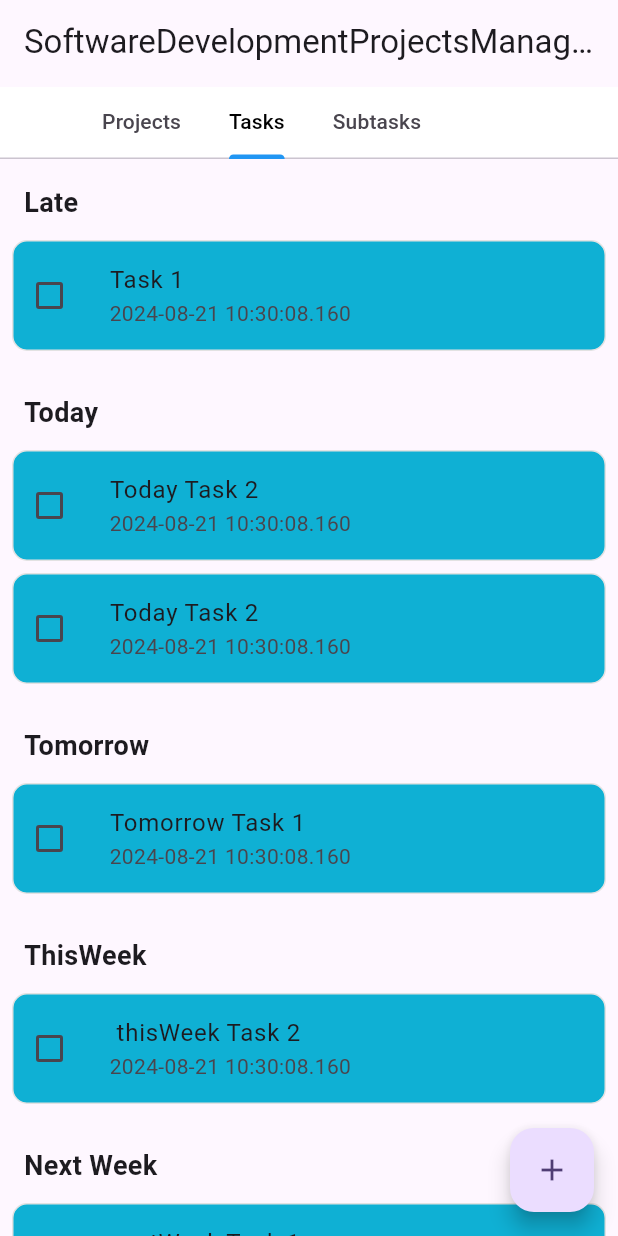
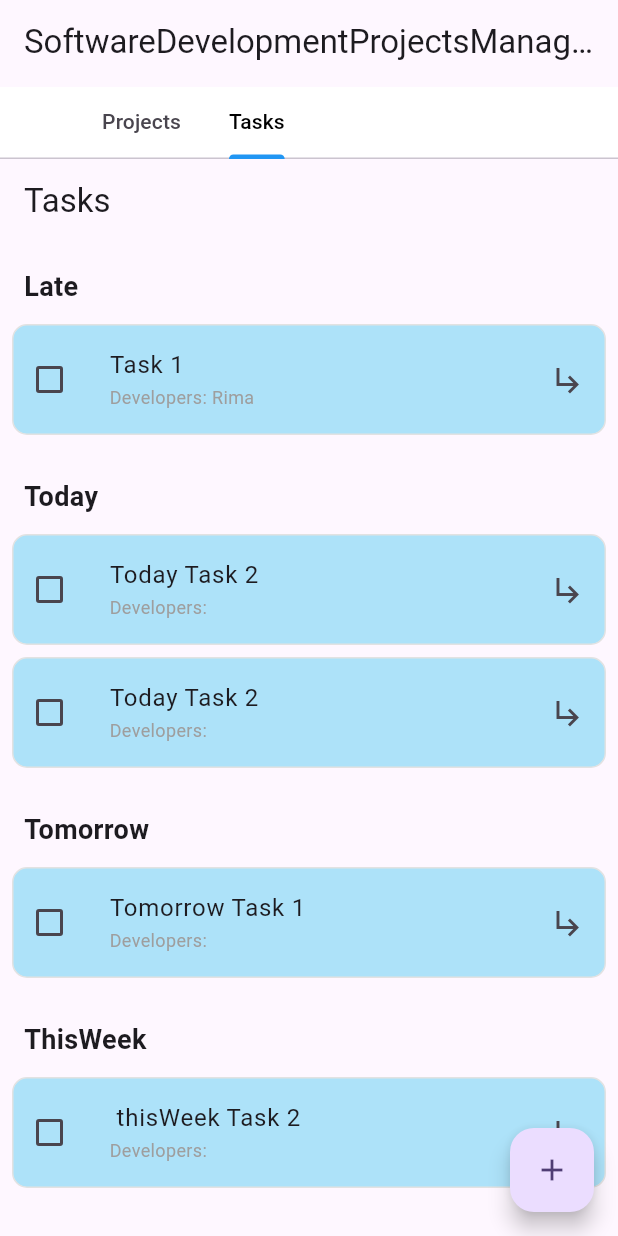
Before and after one commit to rimabouazra/DevelopmentProjectsManager, a Flutter app: the screen it shows after launch, tab 2 chosen, on a phone screen of 412 x 824 dp. Run offline on Flutter 3.47's test engine with Material 3 defaults, Android fonts, the phone set to English and light mode, and no system bars; our stand-ins replace table_calendar; missing offline and left inert: dart_date.

Commit message:
Add new features and updates for project and task management

```diff
--- a/frontend/lib/main.dart
+++ b/frontend/lib/main.dart
@@ -1,9 +1,13 @@
 import 'package:flutter/material.dart';
+import 'package:frontend/model/Task.dart';
+import 'package:frontend/provider/DeveloperModel.dart';
 import 'package:frontend/provider/ProjectModel.dart';
 import 'package:frontend/provider/TaskModel.dart';
 import 'package:frontend/view/AddTasksView.dart';
-import 'package:frontend/view/ListProjectsView.dart';
 import 'package:frontend/view/ListTasksView.dart';
+import 'package:frontend/view/SubtasksView.dart';
+import 'package:frontend/view/createProjectView.dart';
+import 'package:frontend/widget/ListProjectWidget.dart';
 import 'package:provider/provider.dart';
 
 void main() {
@@ -12,6 +16,7 @@ void main() {
       providers: [
         ChangeNotifierProvider(create: (context) => TaskModel()),
         ChangeNotifierProvider(create: (_) => ProjectModel()),
+        ChangeNotifierProvider(create: (_) => DeveloperModel()),
       ],
       child: const MyApp(),
     ),
@@ -32,11 +37,15 @@ class MyApp extends StatelessWidget {
         useMaterial3: true,
       ),
       routes: {
-        "ListTasks":(context)=>ListTasksView(),
-        "addTasks":(context)=>AddTasksView(),
-        "ListProjects": (context) => ListProjectsView(),
+        "ListTasks": (context) => ListTasksView(),
+        "addTasks": (context) => AddTasksView(),
+        "ListProjects": (context) => ListProjectsWidget(),
+        "CreateProject": (context) => CreateProjectView(),
+        'viewTaskDetails': (context) => SubtasksView(
+              task: ModalRoute.of(context)!.settings.arguments as Task,
+            ),
       },
-      home:ListTasksView(),
+      home: ListTasksView(),
     );
   }
 }
--- a/frontend/lib/model/Project.dart
+++ b/frontend/lib/model/Project.dart
@@ -1,10 +1,12 @@
 import 'package:frontend/model/Task.dart';
+import 'package:frontend/model/User.dart';
 
 class Project {
   String projectId;
   String title;
   String description;
   List<Task> tasks;
+  final List<User> developers;
 
-  Project(this.projectId,this.title, this.description, this.tasks);
+  Project(this.projectId,this.title, this.description, this.tasks ,this.developers);
 }
--- /dev/null
+++ b/frontend/lib/model/Subtask.dart
@@ -0,0 +1,33 @@
+import 'package:flutter/material.dart';
+import 'package:frontend/model/Comment.dart';
+
+class Subtask {
+  final String id;
+  final String title;
+  final bool isCompleted;
+  final List<Comment> comments;
+  bool status;
+
+  Subtask({
+    required this.id,
+    required this.title,
+    this.isCompleted = false,
+    this.comments = const [],
+    this.status=false,
+  });
+
+  void addComment(Comment comment) {
+    comments.add(comment);
+  }
+
+  void addCommentToSubtask(Subtask subtask, String developerId, String text) {
+  final comment = Comment(
+    id: UniqueKey().toString(),
+    developerId: developerId,
+    text: text,
+    timestamp: DateTime.now(),
+  );
+  subtask.addComment(comment);
+}
+
+}
--- a/frontend/lib/model/Task.dart
+++ b/frontend/lib/model/Task.dart
@@ -1,3 +1,5 @@
+import 'package:frontend/model/Subtask.dart';
+
 class Task {
   String? id;
   String title;
@@ -5,6 +7,8 @@ class Task {
   bool status;
   String description;
   DateTime deadline;
+  List<Subtask> subtasks;
+  List<String> developerNames;
 
-  Task(this.id,this.title,this.projectId,this.status,this.description,this.deadline);
+  Task(this.id,this.title,this.projectId,this.status,this.description,this.deadline,this.subtasks,this.developerNames);
 }
--- /dev/null
+++ b/frontend/lib/provider/DeveloperModel.dart
@@ -0,0 +1,20 @@
+import 'package:flutter/material.dart';
+import '../model/User.dart';
+
+class DeveloperModel extends ChangeNotifier {
+  final List<User> developers = [];
+
+  List<User> getDevelopers() {
+    return developers.where((user) => user.role == 'Developer').toList();
+  }
+
+  void addDeveloper(User developer) {
+    developers.add(developer);
+    notifyListeners();
+  }
+
+  void removeDeveloper(String developerId) {
+    developers.removeWhere((dev) => dev.idUtilisateur == developerId);
+    notifyListeners();
+  }
+}
--- a/frontend/lib/provider/TaskModel.dart
+++ b/frontend/lib/provider/TaskModel.dart
@@ -4,56 +4,94 @@ import 'package:frontend/model/Task.dart';
 import 'package:frontend/library/globals.dart' as globals;
 
 class TaskModel extends ChangeNotifier {
-   final Map<String,List<Task>> tasks = {
-    globals.Late:[Task("1","Task 1","1",false,"Create Provider",DateTime.now().add(Duration(days: 1)))],
-    globals.today:[Task("2","Today Task 2","2",false,"Create Provider",DateTime.now().add(Duration(days: 1))),Task("1","Today Task 2 ","2",false,"Create Provider",DateTime.now().add(Duration(days: 1)))],
-    globals.tomorrow:[Task("2","Tomorrow Task 1","1",false,"Create Provider",DateTime.now().add(Duration(days: 1)))],
-    globals.thisWeek:[Task("2"," thisWeek Task 2","2",false,"Create Provider",DateTime.now().add(Duration(days: 1)))],
-    globals.nextWeek:[Task("1","nextWeek Task 1","1",false,"Create Provider",DateTime.now().add(Duration(days: 1)))],
-    globals.thisMonth:[Task("1","Task 2","2",false,"Create Provider",DateTime.now().add(Duration(days: 1)))],
-    globals.later:[Task("1","Task 1","1",false,"Create Provider",DateTime.now().add(Duration(days: 1)))],
+  final Map<String, List<Task>> tasks = {
+    globals.Late: [
+      Task("1", "Task 1", "1", false, "Task's Descriptoion",
+          DateTime.now().add(Duration(days: 1)),[],["Rima"])
+    ],
+    globals.today: [
+      Task("2", "Today Task 2", "2", false, "Task's Descriptoion",
+          DateTime.now().add(Duration(days: 1)),[],[]),
+      Task("1", "Today Task 2 ", "2", false, "Task's Descriptoion",
+          DateTime.now().add(Duration(days: 1)),[],[])
+    ],
+    globals.tomorrow: [
+      Task("2", "Tomorrow Task 1", "1", false, "Task's Descriptoion",
+          DateTime.now().add(Duration(days: 1)),[],[])
+    ],
+    globals.thisWeek: [
+      Task("2", " thisWeek Task 2", "2", false, "Task's Descriptoion",
+          DateTime.now().add(Duration(days: 1)),[],[])
+    ],
+    globals.nextWeek: [
+      Task("1", "nextWeek Task 1", "1", false, "Task's Descriptoion",
+          DateTime.now().add(Duration(days: 1)),[],[])
+    ],
+    globals.thisMonth: [
+      Task("1", "Task 2", "2", false, "Task's Descriptoion",
+          DateTime.now().add(Duration(days: 1)),[],["Rima"])
+    ],
+    globals.later: [
+      Task("1", "Task 1", "1", false, "Task's Descriptoion",
+          DateTime.now().add(Duration(days: 1)),[],["Rima","Rima"])
+    ],
   };
-  Map<String,List<Task>> get items => tasks;
+  Map<String, List<Task>> get items => tasks;
 
   final Map<String, List<Task>> tasksByProject = {};
 
   List<Task> getTasksByProject(String projectId) {
-    return tasksByProject[projectId] ?? [];
+    return tasks.values
+        .expand((taskList) => taskList)
+        .where((task) => task.projectId == projectId)
+        .toList();
   }
 
   int countTasksByDay(DateTime _datetime) {
-    String _key = guessTodoKeyFromDate(_datetime);
-    if(tasks.containsKey(_key)){
-      tasks[_key]!.where((task) =>
-      task.deadline.day== _datetime.day &&
-          task.deadline.month== _datetime.month &&
-          task.deadline.year== _datetime.year
-      ).length;
-    }
-    return 0 ;
+  String _key = guessTodoKeyFromDate(_datetime);
+  if (tasks.containsKey(_key)) {
+    return tasks[_key]!
+        .where((task) =>
+            task.deadline.day == _datetime.day &&
+            task.deadline.month == _datetime.month &&
+            task.deadline.year == _datetime.year)
+        .length;
   }
+  return 0;
+}
 
-  void add(Task _task){
+
+  void add(Task _task) {
     String _key = guessTodoKeyFromDate(_task.deadline);
-    if(tasks.containsKey(_key)){
+    if (tasks.containsKey(_key)) {
       tasks[_key]!.add(_task);
       notifyListeners();
     }
   }
 
- void markAsDone(String key,int index){
-  tasks[key]![index].status=true;
-  notifyListeners();
- }
+  void markAsDone(String key, int index) {
+    tasks[key]![index].status = true;
+    notifyListeners();
+  }
 
   String guessTodoKeyFromDate(DateTime deadline) {
-    if(deadline.isPast && !deadline.isToday){return globals.Late;}
-    else if (deadline.isToday){return globals.today;}
-    else if (deadline.isTomorrow){return globals.tomorrow;}
-    else if (deadline.getWeek==DateTime.now().getWeek && deadline.year==DateTime.now().year){return globals.thisWeek;}
-    else if (deadline.getWeek==DateTime.now().getWeek+1 && deadline.year==DateTime.now().year){return globals.nextWeek;}
-    else if (deadline.isThisMonth){return globals.thisMonth;}
-    else{return globals.later;}
+    if (deadline.isPast && !deadline.isToday) {
+      return globals.Late;
+    } else if (deadline.isToday) {
+      return globals.today;
+    } else if (deadline.isTomorrow) {
+      return globals.tomorrow;
+    } else if (deadline.getWeek == DateTime.now().getWeek &&
+        deadline.year == DateTime.now().year) {
+      return globals.thisWeek;
+    } else if (deadline.getWeek == DateTime.now().getWeek + 1 &&
+        deadline.year == DateTime.now().year) {
+      return globals.nextWeek;
+    } else if (deadline.isThisMonth) {
+      return globals.thisMonth;
+    } else {
+      return globals.later;
+    }
   }
 
   void addTaskToProject(String projectId, Task task) {
@@ -63,5 +101,4 @@ class TaskModel extends ChangeNotifier {
     tasksByProject[projectId]!.add(task);
     notifyListeners();
   }
-
 }
--- a/frontend/lib/view/AddTasksView.dart
+++ b/frontend/lib/view/AddTasksView.dart
@@ -60,7 +60,7 @@ class _AddTasksViewState extends State<AddTasksView> {
                         width: 20,
                         height: 15,
                         decoration: BoxDecoration(
-                          color:Colors.primaries[model.countTasksByDay(datetime)],
+                          color:Colors.primaries[model.countTasksByDay(datetime)% Colors.primaries.length],
                           borderRadius: BorderRadius.circular(4.0)
                         ),
                         child:Center(
@@ -196,10 +196,11 @@ class _AddTasksViewState extends State<AddTasksView> {
 
           ])))),
       floatingActionButton: FloatingActionButton(
+        heroTag: null,
         child: Icon(Icons.add),
         onPressed: () {
           if (_formKey.currentState!.validate() && _selectedProject != null) {
-            Task _newTask=Task(null,_titleController.text,_selectedProject!.projectId,false,_descriptonController.text,_focusedDay);
+            Task _newTask=Task(null,_titleController.text,_selectedProject!.projectId,false,_descriptonController.text,_focusedDay,[],[]);
             model.add(_newTask);
             ScaffoldMessenger.of(context).showSnackBar(
               const SnackBar(content: Text('Task saved :)')),
--- a/frontend/lib/view/ListTasksView.dart
+++ b/frontend/lib/view/ListTasksView.dart
@@ -13,7 +13,7 @@ class _ListTasksViewState extends State<ListTasksView> {
   @override
   Widget build(BuildContext context) {
     return DefaultTabController(
-        length: 3,
+        length: 2,
         child: Scaffold(
           appBar: AppBar(
             centerTitle: true,
@@ -31,7 +31,6 @@ class _ListTasksViewState extends State<ListTasksView> {
 
                   Tab(text: "Projects"),
                   Tab(text: "Tasks"),
-                  Tab(text: "Subtasks"),
                 ],
               ),
             ),
@@ -41,14 +40,7 @@ class _ListTasksViewState extends State<ListTasksView> {
             children: [
               ListProjectsWidget(),
               ListTasksWidget(),
-              ListTasksWidget(),
             ],
-          ),
-          floatingActionButton: FloatingActionButton(
-            child: Icon(Icons.add),
-            onPressed: () {
-              Navigator.pushNamed(context, "addTasks");
-             },
           ),
         )
       );
--- a/frontend/lib/view/ProjectTasksView.dart
+++ b/frontend/lib/view/ProjectTasksView.dart
@@ -1,8 +1,6 @@
 import 'package:flutter/material.dart';
-import 'package:frontend/view/AddTasksView.dart';
 import 'package:provider/provider.dart';
 import '../provider/TaskModel.dart';
-import '../model/Project.dart';
 
 class ProjectTasksView extends StatelessWidget {
   //final Project project;
@@ -13,6 +11,7 @@ class ProjectTasksView extends StatelessWidget {
   @override
   Widget build(BuildContext context) {
     final taskModel = context.watch<TaskModel>();
+    // ignore: unused_local_variable
     final tasks = taskModel.getTasksByProject(projectId);
     return Scaffold(
       body: Consumer<TaskModel>(
@@ -25,7 +24,7 @@ class ProjectTasksView extends StatelessWidget {
               final task = projectTasks[index];
               return ListTile(
                 title: Text(task.title),
-                subtitle: Text(task.deadline.toString()),
+                subtitle: Text(task.developerNames.join(', ')),
                 leading: Checkbox(
                   value: task.status,
                   onChanged: (bool? value) {
@@ -37,15 +36,6 @@ class ProjectTasksView extends StatelessWidget {
           );
         },
       ),
-      floatingActionButton: FloatingActionButton(
-        onPressed: () {
-          Navigator.of(context).push(MaterialPageRoute(
-            builder: (context) => AddTasksView(projectId:projectId),
-          ));
-        },
-        child: Icon(Icons.add),
-        tooltip: 'Add Task',
-      ),
     );
   }
 }
--- a/frontend/lib/widget/ListTaskWidget.dart
+++ b/frontend/lib/widget/ListTaskWidget.dart
@@ -1,5 +1,6 @@
 import 'package:flutter/material.dart';
 import 'package:frontend/provider/TaskModel.dart';
+import 'package:frontend/view/SubtasksView.dart';
 import 'package:provider/provider.dart';
 import 'package:frontend/library/globals.dart' as globals;
 
@@ -10,7 +11,12 @@ class ListTasksWidget extends StatelessWidget {
 
   @override
   Widget build(BuildContext context) {
-    return Consumer<TaskModel>(builder: (context, model, child) {
+    return Scaffold(
+      appBar: AppBar(
+        title: Text('Tasks'),
+      ),
+      body: Consumer<TaskModel>(
+        builder: (context, model, child) {
           // ignore: unused_local_variable
           final filteredTasks = model.tasks[projectId] ?? [];
 
@@ -28,8 +34,8 @@ class ListTasksWidget extends StatelessWidget {
                         padding: const EdgeInsets.all(8.0),
                         child: Text(
                           globals.taskCategoryNames[key]!,
-                      style:
-                          TextStyle(fontWeight: FontWeight.bold, fontSize: 18),
+                          style: TextStyle(
+                              fontWeight: FontWeight.bold, fontSize: 18),
                         ),
                       ),
                       ListView.builder(
@@ -41,22 +47,36 @@ class ListTasksWidget extends StatelessWidget {
                             padding: const EdgeInsets.symmetric(vertical: 4.0),
                             child: Container(
                               decoration: BoxDecoration(
-                              color: Color(0xFF0FB0D4),
-                              border: Border.all(
-                                color: Color(0xFFE2E2E2),
+                                color: Color.fromARGB(255, 173, 226, 249),
+                                border: Border.all(color: Color(0xFFE2E2E2)),
+                                borderRadius: BorderRadius.circular(10),
                               ),
-                              borderRadius: BorderRadius.circular(10)),
                               child: ListTile(
                                 contentPadding: EdgeInsets.zero,
                                 title: Text(model.tasks[key]![index].title),
                                 subtitle: Text(
-                                model.tasks[key]![index].deadline.toString()),
+                                  'Developers: ${model.tasks[key]![index].developerNames.join(', ')}',
+                                  style: TextStyle(
+                                      fontSize: 12, color: Colors.grey),
+                                ),
                                 leading: Checkbox(
                                   value: model.tasks[key]![index].status,
                                   onChanged: (bool? value) {
                                     model.markAsDone(key, index);
                                     print(model.tasks[key]![index].status);
                                   },
+                                ),
+                                trailing: IconButton(
+                                  onPressed: () {
+                                    Navigator.push(
+                                      context,
+                                      MaterialPageRoute(
+                                        builder: (context) => SubtasksView(
+                                            task: model.tasks[key]![index]),
+                                      ),
+                                    );
+                                  },
+                                  icon: Icon(Icons.subdirectory_arrow_right),
                                 ),
                               ),
                             ),
@@ -67,8 +87,19 @@ class ListTasksWidget extends StatelessWidget {
                   ),
                 );
               }
+              return SizedBox
+                  .shrink();
             },
           );
-    });
+        },
+      ),
+      floatingActionButton: FloatingActionButton(
+        heroTag: UniqueKey(),
+        child: Icon(Icons.add),
+        onPressed: () {
+          Navigator.pushNamed(context, 'addTasks');
+        },
+      ),
+    );
   }
 }
```
Also changed, not shown: frontend/lib/model/Comment.dart (added, +13 -0 lines), frontend/lib/model/User.dart (added, +37 -0 lines), frontend/lib/provider/ProjectModel.dart (+25 -6 lines), frontend/lib/view/SubtasksView.dart (added, +94 -0 lines), frontend/lib/view/createProjectView.dart (added, +124 -0 lines), frontend/lib/widget/ListProjectWidget.dart (+9 -3 lines). Lines whose indentation alone changed are shown as unchanged.
